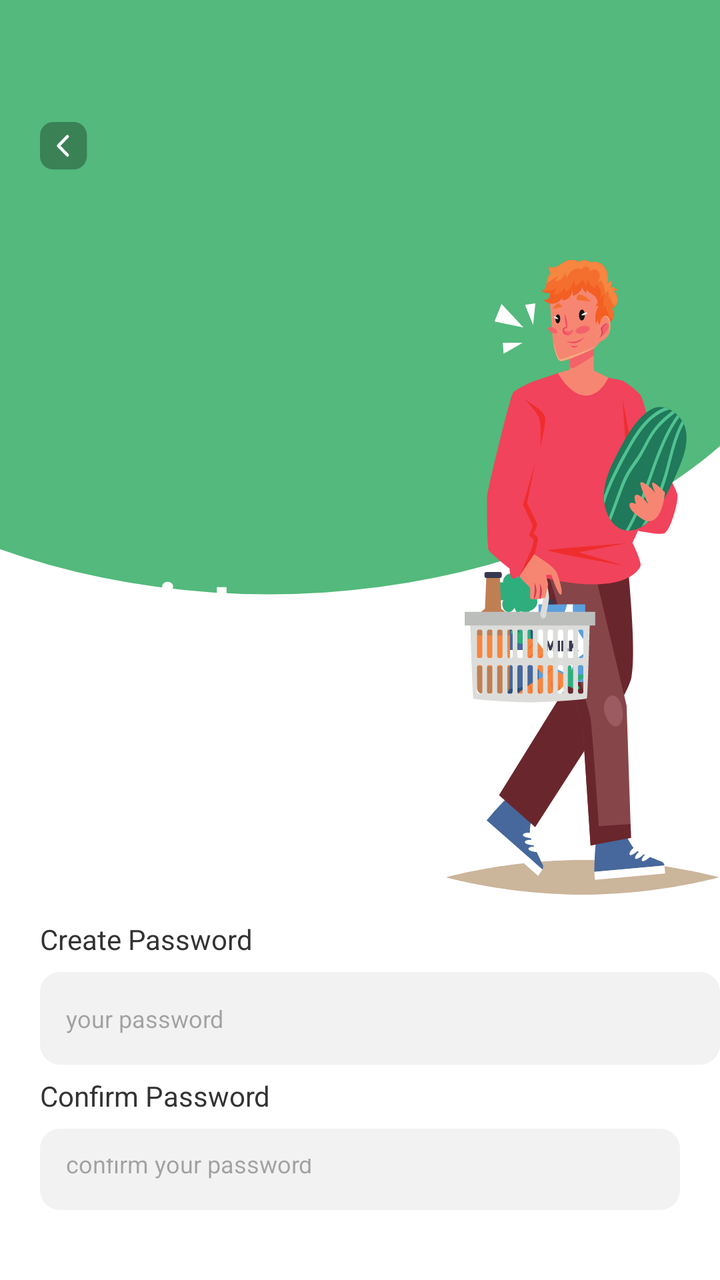
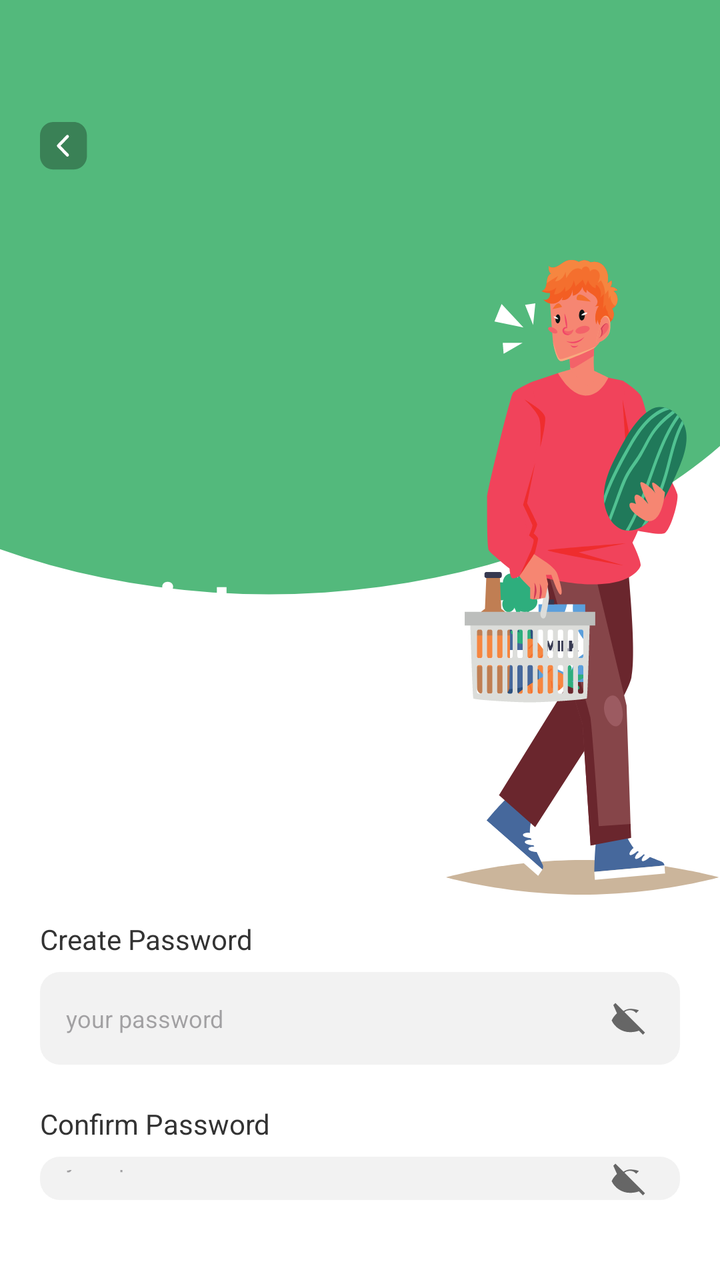

Before-and-after screenshots of an Android layout around one commit, followed by the original layout XML and the change that was made.
<!-- AndroidManifest.xml: application theme Theme.GrocHub -->
<!-- res/layout/activity_register_page_password.xml -->
<LinearLayout
    xmlns:android="http://schemas.android.com/apk/res/android"
    xmlns:tools="http://schemas.android.com/tools"
    xmlns:app="http://schemas.android.com/apk/res-auto"
    android:id="@+id/main"  android:background="@drawable/welcome_page_background"
    android:orientation="vertical"
    android:layout_width="match_parent"
    android:layout_height="match_parent"
    >
    <LinearLayout
        android:id="@+id/rrnu6kq9zva"
        android:layout_width="match_parent"
        android:layout_height="match_parent"
        android:orientation="vertical">
        <RelativeLayout
            android:id="@+id/rsh3oslv97dq_rl"
            android:layout_width="match_parent"
            android:layout_height="wrap_content"
            android:layout_marginBottom="12dp"
            >

            <LinearLayout
                android:paddingRight="20dp"
                android:layout_width="match_parent"
                android:layout_height="wrap_content"
                android:orientation="vertical">
                <ImageView
                    android:id="@+id/iv_back" android:layout_width="24dp"
                    android:layout_height="24dp"
                    android:layout_marginTop="61dp"
                    android:layout_marginStart="20dp"
                    android:background="@drawable/back_button_trasparent"
                    app:tint="@color/white"
                    />

            </LinearLayout>
            <LinearLayout
                android:layout_width="match_parent"
                android:layout_height="wrap_content"
                android:orientation="horizontal">


                <TextView
                    android:id="@+id/rw6l6qafrvvr"
                    android:textColor="#FFFFFF"
                    android:textSize="34sp"
                    android:textStyle="bold"
                    android:layout_marginTop="280dp"
                    android:layout_marginBottom="94dp"
                    android:layout_marginStart="20dp"
                    android:layout_height="wrap_content"
                    android:layout_width="wrap_content"
                    android:text="Register"
                    />

                <ImageView
                    android:layout_width="wrap_content"
                    android:layout_height="wrap_content"
                    android:background="@drawable/loginman"
                    android:layout_marginLeft="75dp"
                    android:layout_marginTop="130dp"
                    ></ImageView>

            </LinearLayout>
        </RelativeLayout>
        <TextView
            android:id="@+id/tv_create_password_label" android:textColor="#333333"
            android:textSize="14sp"
            android:layout_marginBottom="7dp"
            android:layout_marginStart="20dp"
            android:layout_height="wrap_content"
            android:layout_width="wrap_content"
            android:text="Create Password"
            />
        <EditText
            android:inputType="textPassword" android:hint="your password"
            android:id="@+id/et_create_password" android:textColor="#BDBDBD"
            android:textSize="12sp"
            android:layout_marginBottom="6dp"
            android:layout_marginStart="20dp"
            android:layout_width="match_parent"
            android:layout_height="wrap_content"
            android:background="@drawable/cr10bf2f2f2"
            android:paddingVertical="15dp"
            android:paddingHorizontal="13dp"
            />
        <TextView
            android:id="@+id/tv_confirm_password_label" android:textColor="#333333"
            android:textSize="14sp"
            android:layout_marginBottom="7dp"
            android:layout_marginStart="20dp"
            android:layout_height="wrap_content"
            android:layout_width="wrap_content"
            android:text="Confirm Password"
            />
        <LinearLayout
            android:id="@+id/ra41e5oc1vz"
            android:layout_width="match_parent"
            android:layout_height="wrap_content"
            android:gravity="center_vertical"
            android:background="@drawable/cr10bf2f2f2"
            android:paddingRight="13dp"
            android:layout_marginBottom="35dp"
            android:layout_marginHorizontal="20dp"
            android:orientation="horizontal">
            <EditText
                android:inputType="textPassword" android:hint="confirm your password"
                android:background="@null"
                android:id="@+id/et_confirm_password" android:textColor="#BDBDBD"
                android:textSize="12sp"
                android:layout_marginEnd="4dp"
                android:layout_width="0dp"
                android:layout_height="wrap_content"
                android:layout_weight="1"
                android:paddingVertical="15dp"
                android:paddingLeft="13dp"
                />
        </LinearLayout>
        <LinearLayout
            android:id="@+id/btn_register" android:layout_width="match_parent"
            android:layout_height="wrap_content"
            android:gravity="center_horizontal"
            android:background="@drawable/cr10b4bad73"
            android:paddingVertical="16dp"
            android:layout_marginBottom="25dp"
            android:layout_marginHorizontal="20dp"
            android:elevation="5dp"
            android:clickable="true"
            android:focusable="true"
            android:orientation="vertical">
            <TextView
                android:id="@+id/ri0frs25g1ml"
                android:textColor="#FFFFFF"
                android:textSize="18sp"
                android:textStyle="bold"
                android:layout_height="wrap_content"
                android:layout_width="wrap_content"
                android:text="Register"
                />
        </LinearLayout>
    </LinearLayout>
</LinearLayout>
<!-- resources referenced by this layout -->
<resources>
  <color name="white">#FFFFFFFF</color>
  <!-- drawable back_button_trasparent (drawable) -->
  <vector xmlns:android="http://schemas.android.com/apk/res/android"
      android:width="32dp"
      android:height="31dp"
      android:viewportWidth="32"
      android:viewportHeight="31">
      <path
          android:fillColor="#4D000000"
          android:pathData="M0 8.69c0-2.3 0.92-4.52 2.55-6.14 1.63-1.63 3.84-2.55 6.14-2.55h13.9c4.8 0 8.69 3.89 8.69 8.69v13.32c0 4.8-3.89 8.69-8.69 8.69h-13.9c-4.8 0-8.69-3.89-8.69-8.69z"/>
      <path
          android:strokeColor="#FFFFFFFF"
          android:strokeWidth="2"
          android:strokeLineCap="round"
          android:strokeLineJoin="round"
          android:pathData="M18.28 21.35l-6-6 6-6"/>
  </vector>
  <!-- drawable cr10b4bad73 (drawable) -->
  <?xml version="1.0" encoding="UTF-8"?>
  <shape
      xmlns:android="http://schemas.android.com/apk/res/android">
      <solid
          android:color="#4BAD73"
          />
      <corners
          android:radius="10dp"
          />
  </shape>
  <!-- drawable cr10bf2f2f2 (drawable) -->
  <?xml version="1.0" encoding="UTF-8"?>
  <shape
      xmlns:android="http://schemas.android.com/apk/res/android">
      <solid
          android:color="#F2F2F2"
          />
      <corners
          android:radius="10dp"
          />
  </shape>
  <!-- drawable loginman: vector/xml drawable (drawable, 30144 chars, omitted) -->
  <!-- drawable welcome_page_background: vector/xml drawable (drawable, 3755 chars, omitted) -->
  <style name="Theme.GrocHub" parent="Base.Theme.GrocHub" />
  <style name="Base.Theme.GrocHub" parent="Theme.Material3.DayNight.NoActionBar">
          
          
      </style>
</resources>

<!-- the commit's change to res/layout/activity_register_page_password.xml (unified diff, before → after) -->
@@ -72,50 +72,83 @@
             android:layout_width="wrap_content"
             android:text="Create Password"
             />
-        <EditText
-            android:inputType="textPassword" android:hint="your password"
-            android:id="@+id/et_create_password" android:textColor="#BDBDBD"
-            android:textSize="12sp"
-            android:layout_marginBottom="6dp"
-            android:layout_marginStart="20dp"
-            android:layout_width="match_parent"
-            android:layout_height="wrap_content"
-            android:background="@drawable/cr10bf2f2f2"
-            android:paddingVertical="15dp"
-            android:paddingHorizontal="13dp"
-            />
-        <TextView
-            android:id="@+id/tv_confirm_password_label" android:textColor="#333333"
-            android:textSize="14sp"
-            android:layout_marginBottom="7dp"
-            android:layout_marginStart="20dp"
-            android:layout_height="wrap_content"
-            android:layout_width="wrap_content"
-            android:text="Confirm Password"
-            />
+
         <LinearLayout
-            android:id="@+id/ra41e5oc1vz"
+            android:id="@+id/ll_create_pass_container"
             android:layout_width="match_parent"
             android:layout_height="wrap_content"
             android:gravity="center_vertical"
             android:background="@drawable/cr10bf2f2f2"
             android:paddingRight="13dp"
-            android:layout_marginBottom="35dp"
+            android:layout_marginBottom="20dp"
             android:layout_marginHorizontal="20dp"
             android:orientation="horizontal">
+
             <EditText
-                android:inputType="textPassword" android:hint="confirm your password"
+                android:id="@+id/et_create_password"
+                android:inputType="textPassword"
+                android:hint="your password"
                 android:background="@null"
-                android:id="@+id/et_confirm_password" android:textColor="#BDBDBD"
+                android:textColor="@color/black"
                 android:textSize="12sp"
                 android:layout_marginEnd="4dp"
                 android:layout_width="0dp"
                 android:layout_height="wrap_content"
                 android:layout_weight="1"
                 android:paddingVertical="15dp"
-                android:paddingLeft="13dp"
-                />
+                android:paddingLeft="13dp"/>
+
+            <com.google.android.material.imageview.ShapeableImageView
+                android:id="@+id/iv_toggle_create"
+                android:layout_width="24dp"
+                android:layout_height="24dp"
+                android:src="@drawable/ic_eye_closed"
+                android:padding="2dp"/>
         </LinearLayout>
+
+        <TextView
+            android:id="@+id/tv_confirm_password_label"
+            android:textColor="#333333"
+            android:textSize="14sp"
+            android:layout_marginBottom="7dp"
+            android:layout_marginStart="20dp"
+            android:layout_height="wrap_content"
+            android:layout_width="wrap_content"
+            android:text="Confirm Password"/>
+
+        <LinearLayout
+            android:id="@+id/ll_confirm_pass_container"
+            android:layout_width="match_parent"
+            android:layout_height="wrap_content"
+            android:gravity="center_vertical"
+            android:background="@drawable/cr10bf2f2f2"
+            android:paddingRight="13dp"
+            android:layout_marginBottom="40dp"
+            android:layout_marginHorizontal="20dp"
+            android:orientation="horizontal">
+
+            <EditText
+                android:id="@+id/et_confirm_password"
+                android:inputType="textPassword"
+                android:hint="your password"
+                android:background="@null"
+                android:textColor="@color/black"
+                android:textSize="12sp"
+                android:layout_marginEnd="4dp"
+                android:layout_width="0dp"
+                android:layout_height="wrap_content"
+                android:layout_weight="1"
+                android:paddingVertical="15dp"
+                android:paddingLeft="13dp"/>
+
+            <com.google.android.material.imageview.ShapeableImageView
+                android:id="@+id/iv_toggle_confirm"
+                android:layout_width="24dp"
+                android:layout_height="24dp"
+                android:src="@drawable/ic_eye_closed"
+                android:padding="2dp"/>
+        </LinearLayout>
+
         <LinearLayout
             android:id="@+id/btn_register" android:layout_width="match_parent"
             android:layout_height="wrap_content"
<!-- resource entries referenced after the edit -->
@@ -1,5 +1,6 @@
 <!-- resources referenced by this layout -->
 <resources>
+  <color name="black">#FF000000</color>
   <color name="white">#FFFFFFFF</color>
   <!-- drawable back_button_trasparent (drawable) -->
   <vector xmlns:android="http://schemas.android.com/apk/res/android"
@@ -39,6 +40,19 @@
           android:radius="10dp"
           />
   </shape>
+  <!-- drawable ic_eye_closed (drawable) -->
+  <vector xmlns:android="http://schemas.android.com/apk/res/android"
+      android:width="24dp"
+      android:height="24dp"
+      android:viewportWidth="24"
+      android:viewportHeight="24">
+      <path
+          android:fillColor="#666666"
+          android:pathData="M2,4.27L3.28,3 21,20.72 19.73,22l-2.4-2.4C15.96,20.17 14.03,20.5 12,20.5 7,20.5 2.73,17.39 1,13.5c.73-1.64 1.83-3.1 3.19-4.31L2,4.27z"/>
+      <path
+          android:fillColor="#666666"
+          android:pathData="M12,6.5c2.03,0 3.96.33 5.33.9l-1.62,1.62A4.99,4.99 0 0,0 7.98,15.7L6.36,17.32C5,16.25 3.9,14.78 3.17,13.5 4.9,9.61 9,6.5 12,6.5z"/>
+  </vector>
   <!-- drawable loginman: vector/xml drawable (drawable, 30144 chars, omitted) -->
   <!-- drawable welcome_page_background: vector/xml drawable (drawable, 3755 chars, omitted) -->
   <style name="Theme.GrocHub" parent="Base.Theme.GrocHub" />
